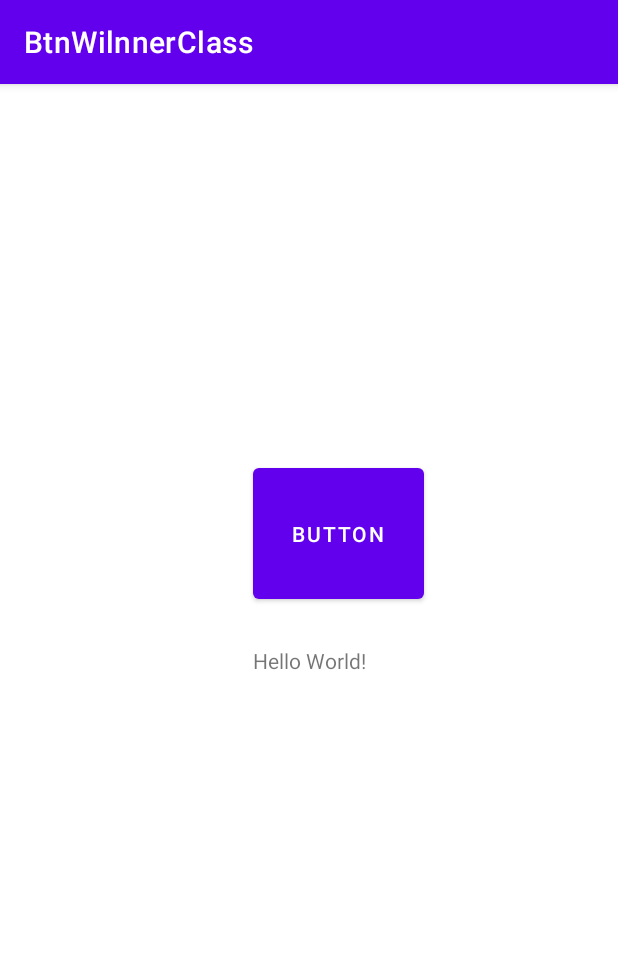
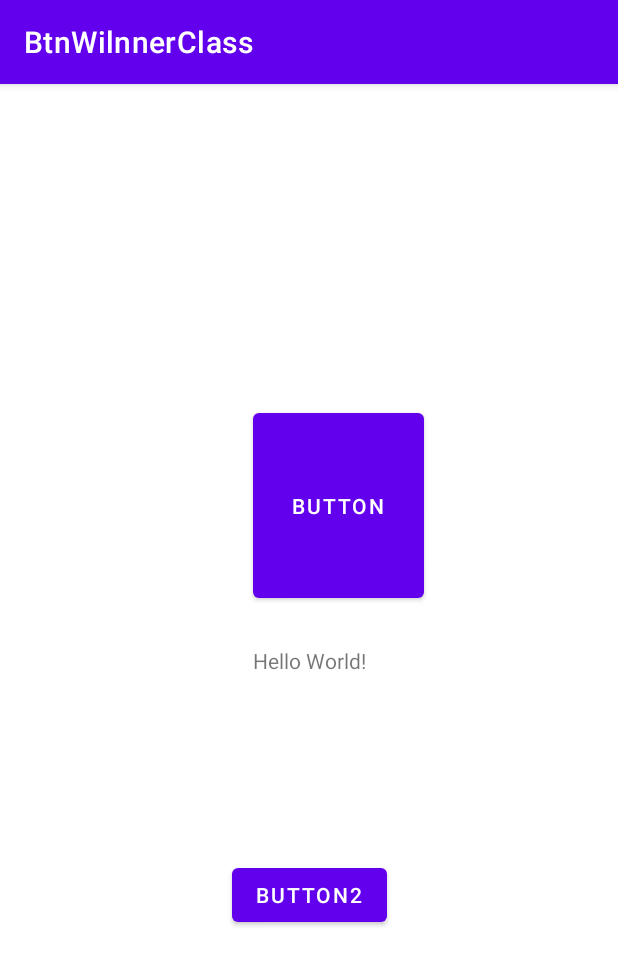
Before and after one commit to oolozl/BtnWilnnerClass, an Android app: the screen it shows after launch (MainActivity), on a phone screen of 412 x 824 dp. Shown: the top 965 px of the screen. Run offline under Robolectric (Android 15) with nearby library versions, the phone set to English and light mode, and no system bars.

Commit message:
inner class for multiple buttons

```diff
--- a/app/src/main/java/com/example/btnwilnnerclass/MainActivity.java
+++ b/app/src/main/java/com/example/btnwilnnerclass/MainActivity.java
@@ -3,11 +3,13 @@ package com.example.btnwilnnerclass;
 import androidx.appcompat.app.AppCompatActivity;
 
 import android.os.Bundle;
+import android.view.View;
 import android.widget.Button;
 import android.widget.TextView;
 
 public class MainActivity extends AppCompatActivity {
-    Button mButton1;
+    Button mButton1, mButton2;
+
     TextView mTextView1;
 
     @Override
@@ -15,9 +17,23 @@ public class MainActivity extends AppCompatActivity {
         super.onCreate(savedInstanceState);
         setContentView(R.layout.activity_main);
 
-        mButton1 = findViewById(R.id.button);
+        mButton1 = findViewById(R.id.button1);
+        mButton2 = findViewById(R.id.button2);
         mTextView1 = findViewById(R.id.textView1);
 
-        mButton1.setOnClickListener(new MyOnclickListener(this));
+        mButton1.setOnClickListener(new MyOnclickListener());
+        mButton2.setOnClickListener(new MyOnclickListener());
+    }
+
+    private class MyOnclickListener implements View.OnClickListener {
+
+        @Override
+        public void onClick(View v) {
+            switch (v.getId()) {
+                case R.id.button1 :  mTextView1.setText("You clicked button 1"); break;
+                case R.id.button2 : mTextView1.setText("You clicked button 2"); break;
+                default: break;
+            }
+        }
     }
 }
--- a/app/src/main/java/com/example/btnwilnnerclass/MyOnclickListener.java
+++ /dev/null
@@ -1,16 +0,0 @@
-package com.example.btnwilnnerclass;
-
-import android.view.View;
-
-public class MyOnclickListener implements View.OnClickListener {
-    MainActivity mainActivity;
-    public MyOnclickListener(MainActivity mainActivity) {
-
-        this.mainActivity = mainActivity;
-    }
-    @Override
-    public void onClick(View v) {
-        mainActivity.mTextView1.setText("You clicked button 1");
-
-    }
-}
--- a/app/src/main/res/layout/activity_main.xml
+++ b/app/src/main/res/layout/activity_main.xml
@@ -19,11 +19,24 @@
     <Button
         android:id="@+id/button1"
         android:layout_width="114dp"
-        android:layout_height="99dp"
-        android:layout_marginBottom="25dp"
+        android:layout_height="0dp"
+        android:layout_marginTop="213dp"
+        android:layout_marginBottom="168dp"
         android:text="Button"
-        app:layout_constraintBottom_toTopOf="@+id/textView1"
+        app:layout_constraintBottom_toTopOf="@+id/button2"
         app:layout_constraintStart_toStartOf="@+id/textView1"
+        app:layout_constraintTop_toTopOf="parent"
         tools:ignore="MissingConstraints" />
 
+    <Button
+        android:id="@+id/button2"
+        android:layout_width="wrap_content"
+        android:layout_height="wrap_content"
+        android:layout_marginBottom="203dp"
+        android:text="Button2"
+        app:layout_constraintBottom_toBottomOf="parent"
+        app:layout_constraintEnd_toEndOf="parent"
+        app:layout_constraintStart_toStartOf="parent"
+        app:layout_constraintTop_toBottomOf="@+id/button1" />
+
 </androidx.constraintlayout.widget.ConstraintLayout>
```
